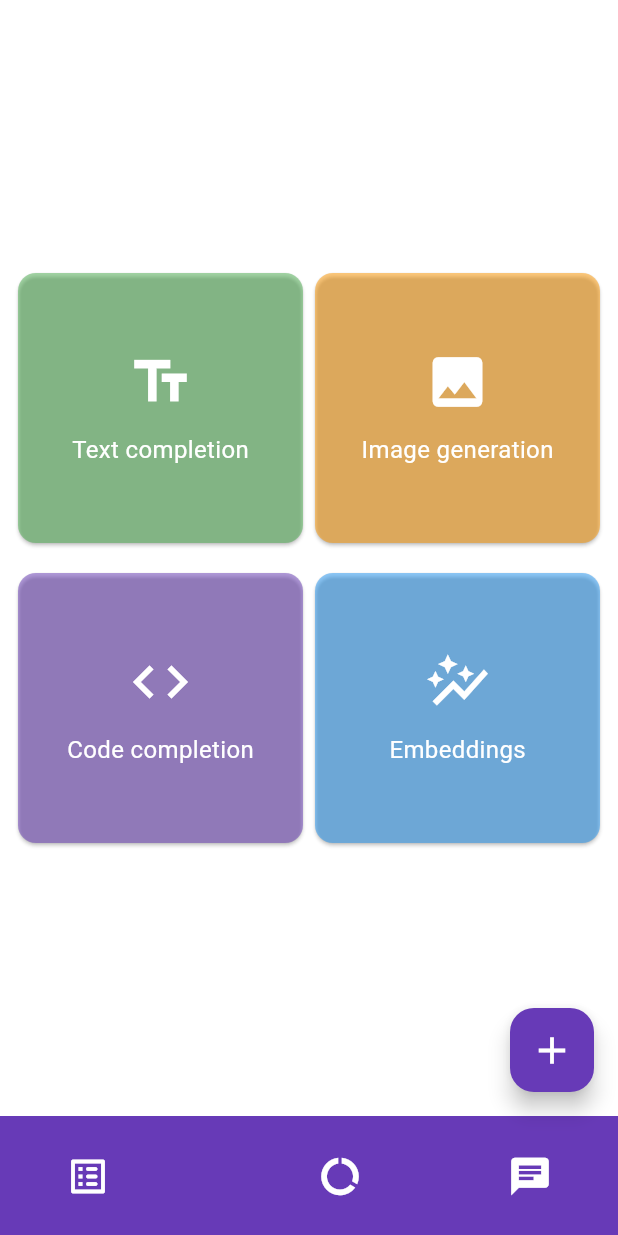
After one commit to tahanadeem11/Final_Year_Project, a Flutter app: the Demopagestate screen opened by its route, item 2 of the bottom bar chosen, after a tap on the "chat" icon, on a phone screen of 412 x 824 dp. The commit adds this screen. Run offline on Flutter 3.47's test engine with Material 3 defaults, Android fonts, the phone set to English and light mode, and no system bars; our stand-ins replace dotted_border, equatable, flutter_easyloading, get, get_storage, shared_preferences and 1 more; accounts and stored records are empty.

Commit message:
New ChatGPT implimentation

```diff
--- /dev/null
+++ b/lib/app/screen/chatGPT/chatGPT.dart
@@ -0,0 +1,98 @@
+import 'package:flutter/material.dart';
+import 'package:get/get.dart';
+import 'package:http/http.dart' as http;
+import 'package:get/get_core/src/get_main.dart';
+import 'ChatScreen.dart';
+import 'ImageGenerator Screen.dart';
+class chatGPT extends StatefulWidget {
+  const chatGPT({super.key});
+  @override
+  State<chatGPT> createState() => _chatGPTState();
+}
+class _chatGPTState extends State<chatGPT> {
+  @override
+  Widget build(BuildContext context) {
+    return Scaffold(
+      body: Center(
+        child: Column(
+          mainAxisAlignment: MainAxisAlignment.center,
+          crossAxisAlignment: CrossAxisAlignment.center,
+          children: [
+            Row(
+              children: [
+                const SizedBox(width: 8),
+                Expanded(
+                    child: makeCard(Icons.text_fields_sharp, "Text completion",
+                        Colors.green.withOpacity(0.5), () {
+                          Get.to(ChatScreen());
+                        })),
+                Expanded(
+                    child: makeCard(Icons.image, "Image generation",
+                        Colors.orange.withOpacity(0.5), () {
+                          Get.to(ImageChatScreen());
+
+                        })),
+                const SizedBox(width: 8),
+              ],
+            ),
+            const SizedBox(height: 12),
+            Row(
+              children: [
+                const SizedBox(width: 8),
+                Expanded(
+                    child: makeCard(Icons.code, "Code completion",
+                        Colors.deepPurple.withOpacity(0.5), () {
+                          Get.snackbar(
+                            "Coming soon!",
+                            "",
+                            borderRadius: 10,
+                          );
+                        })),
+                Expanded(
+                    child: makeCard(Icons.auto_graph, "Embeddings",
+                        Colors.blue.withOpacity(0.5), () {
+                          Get.snackbar(
+                            "Coming soon!",
+                            "",
+                            borderRadius: 10,
+                          );
+                        })),
+                const SizedBox(width: 8),
+              ],
+            )
+          ],
+        ),
+      ),
+    );
+  }
+}
+Widget makeCard(var image, var text, var color, var callback) {
+  return InkWell(
+    onTap: callback,
+    child: Card(
+      color: color,
+      child: Center(
+        child: SizedBox(
+          height: 180,
+          width: 180,
+          child: Column(
+            mainAxisAlignment: MainAxisAlignment.center,
+            crossAxisAlignment: CrossAxisAlignment.center,
+            children: [
+              Icon(
+                image,
+                color: Colors.white,
+                size: 44,
+              ),
+              const SizedBox(height: 12),
+              Text(
+                text,
+                style: const TextStyle(color: Colors.white, fontSize: 16),
+              )
+            ],
+          ),
+        ),
+      ),
+    ),
+  );
+}
--- a/lib/app/screen/home/home.dart
+++ b/lib/app/screen/home/home.dart
@@ -1,5 +1,6 @@
 import 'package:flutter/material.dart';
 import 'package:get/get.dart';
+import 'package:intl/intl.dart';
 import 'package:labquest/app/core/extensions.dart';
 import 'package:labquest/app/screen/home/widgets/addCard.dart';
 import 'package:labquest/app/screen/home/widgets/taskCard.dart';
@@ -31,6 +32,14 @@ class Home extends GetView<Homecontroller> {
               ),
               ],),
 
+          Obx((){
+            var createdTasks = control.getTotalTask();
+            var completedTasks = control.getTotalDoneTask();
+            var livetasks = createdTasks-completedTasks;
+            var precent=(completedTasks/createdTasks *100).toStringAsFixed(0);
+            return Column(
+              children: [
+
                 Padding(
                   padding:  EdgeInsets.symmetric(vertical: 4.0.wp,horizontal: 4.0.wp),
                   child: const Divider(thickness: 2,),
@@ -47,32 +56,10 @@ class Home extends GetView<Homecontroller> {
                   ),
                 ),
                 SizedBox(height:15.0.wp),
-          UnconstrainedBox(
-            child: SizedBox(
-              width: 70.0.wp,
-              height: 70.0.wp,
-              child: CircularStepProgressIndicator(
-                totalSteps: createdTasks==0?1:createdTasks,
-                currentStep: completedTasks,
-                stepSize: 20,
-                selectedColor: Colors.deepPurple,
-                unselectedColor: Colors.grey[200],
-                padding: 0,
-                width:150,
-                height: 150,
-                selectedStepSize: 22,
-                roundedCap: (_,__)=>true,
-                child: Column(
-                  mainAxisAlignment: MainAxisAlignment.center,
-                  children: [
-                    Text('${createdTasks==0?0:precent} %',style: Theme.of(context).textTheme.headline4,),
-                    SizedBox(height: 1.0.wp,),
-                    Text("Efficiency",style: Theme.of(context).textTheme.headline2,)
                              ],
-                ),
-              ),
-            ),
-          ),
+            );
+          }),
+
           Obx((){
             return GridView.count(
               crossAxisCount: 2,
--- a/lib/app/screen/home/widgets/demopagestate.dart
+++ b/lib/app/screen/home/widgets/demopagestate.dart
@@ -7,6 +7,10 @@ import 'package:labquest/app/screen/home/widgets/addDialog.dart';
 import 'package:labquest/app/screen/report/report.dart';
 import 'package:labquest/controller/homecontroller.dart';
 import 'package:labquest/model/task.dart';
+
+import '../../chatGPT/ChatScreen.dart';
+import '../../chatGPT/ImageGenerator Screen.dart';
+import '../../chatGPT/chatGPT.dart';
 
 class Demopagestate extends StatelessWidget {
   Demopagestate({Key? key}) : super(key: key);
@@ -36,7 +40,7 @@ class Demopagestate extends StatelessWidget {
           EasyLoading.showSuccess("Delete Sucess");
         },
       ),
-      floatingActionButtonLocation: FloatingActionButtonLocation.centerDocked,
+      floatingActionButtonLocation: FloatingActionButtonLocation.endFloat,
       bottomNavigationBar:
          BottomAppBar(
           shape: CircularNotchedRectangle(),
@@ -54,6 +58,11 @@ class Demopagestate extends StatelessWidget {
               padding: EdgeInsets.only(left: 10.0.wp),
               child: IconButton(onPressed: (){control.changemypage(1);}, icon: Icon(Icons.data_saver_off_rounded,color: Colors.white,size: 30)),
             ),
+
+              Padding(
+                padding: EdgeInsets.only(left: 10.0.wp),
+                child: IconButton(onPressed: (){control.changemypage(2);}, icon: Icon(Icons.chat,color: Colors.white,size: 30)),
+              ),
           ],)
           ),
 
@@ -62,6 +71,7 @@ class Demopagestate extends StatelessWidget {
         children: [
           Home(),
           Report(),
+          chatGPT(),
         ],
       ),
     );
--- a/lib/controller/introcontroller.dart
+++ b/lib/controller/introcontroller.dart
@@ -35,7 +35,3 @@ class IntroController extends GetxController {
             "If you completed your task, so you can view the result you work for each day")
   ];
 }
-
-class sharedprefsintro {
-
-}
--- a/pubspec.yaml
+++ b/pubspec.yaml
@@ -44,6 +44,7 @@ dependencies:
   step_progress_indicator: ^1.0.2
   shared_preferences: ^2.0.15
   intl: ^0.17.0
+  http: ^0.13.5
   flutter_launcher_icons: ^0.9.3
   rename: ^2.0.1
 
```
Also changed, not shown: lib/app/screen/chatGPT/ChatScreen.dart (added, +147 -0 lines), lib/app/screen/chatGPT/ImageGenerator Screen.dart (added, +173 -0 lines), pubspec.lock. Lines whose indentation alone changed are shown as unchanged.
